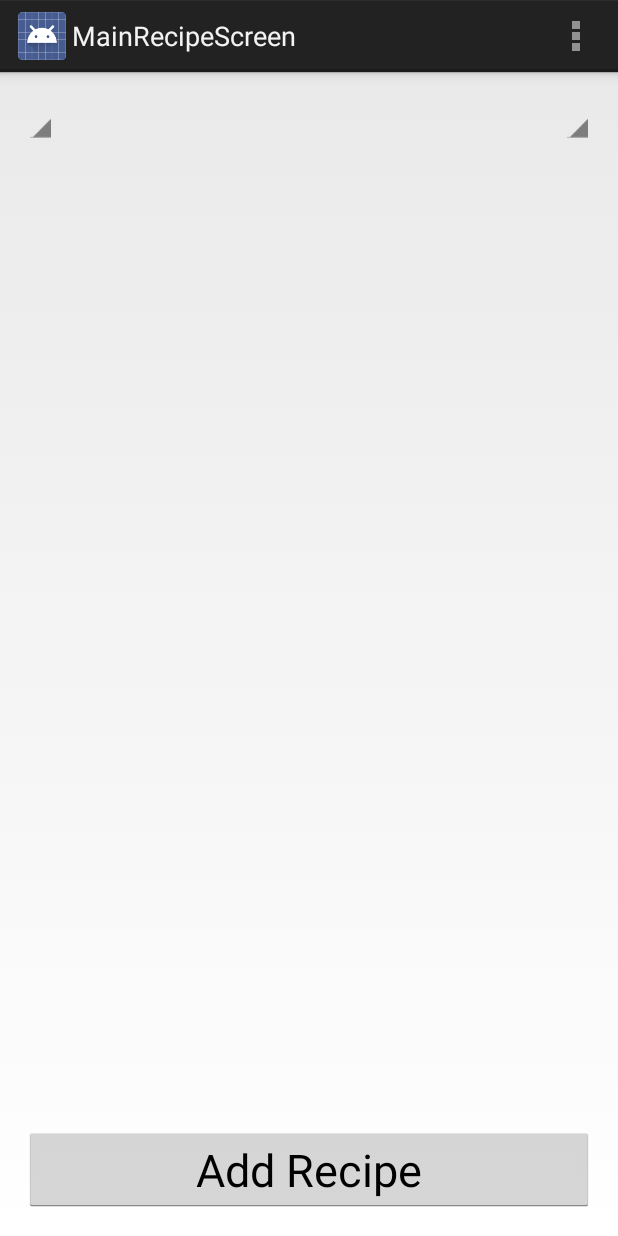
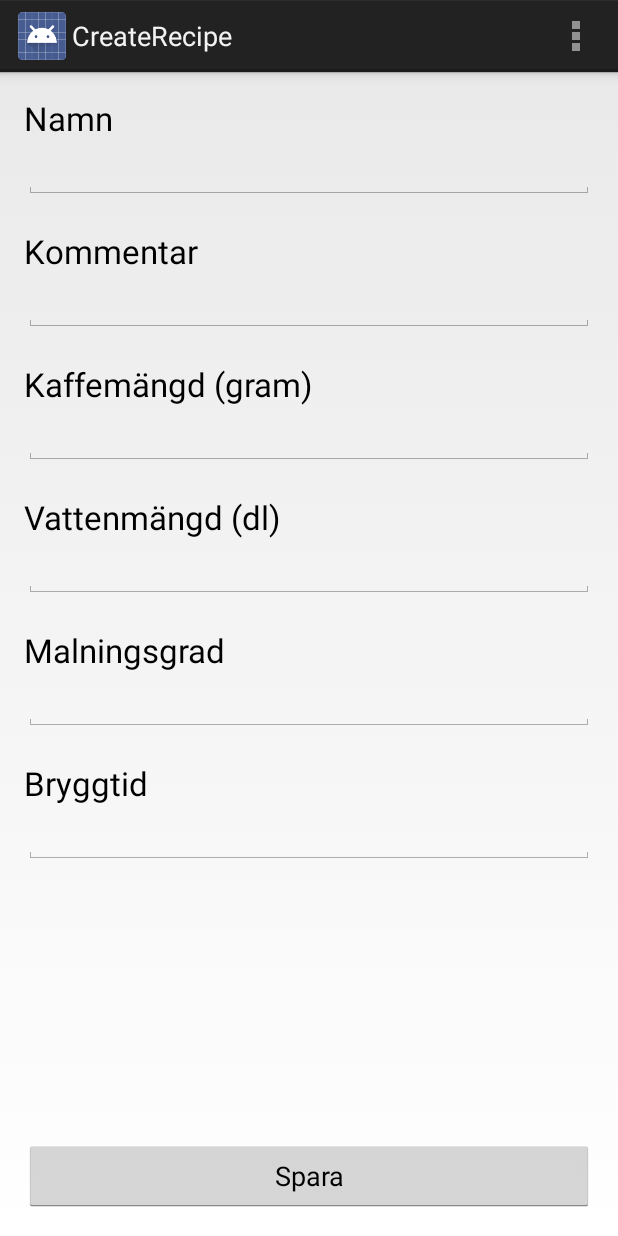
Before and after one commit to Happsson/CoffeeKeeper, an Android app: the screen it shows after launch (MainRecipeScreen before the commit, CreateRecipe after it), on a phone screen of 412 x 824 dp. Run offline under Robolectric (Android 15) with nearby library versions, the phone set to English and light mode, and no system bars.

Commit message:
Added CreateRecipe and started on main functionality

```diff
--- a/app/src/main/AndroidManifest.xml
+++ b/app/src/main/AndroidManifest.xml
@@ -23,6 +23,10 @@
             android:name=".MainRecipeScreen"
             android:label="@string/title_activity_main_recipe_screen" >
         </activity>
+        <activity
+            android:name=".CreateRecipe"
+            android:label="@string/title_activity_create_recipe" >
+        </activity>
     </application>
 
 </manifest>
--- a/app/src/main/java/Dataholder.java
+++ /dev/null
@@ -1,5 +0,0 @@
-/**
- * Created by dudez on 2015-04-07.
- */
-public class Dataholder {
-}
--- /dev/null
+++ b/app/src/main/java/nu/geeks/coffeekeeper/CreateRecipe.java
@@ -0,0 +1,68 @@
+package nu.geeks.coffeekeeper;
+
+import android.app.Activity;
+import android.os.Bundle;
+import android.view.Menu;
+import android.view.MenuItem;
+import android.view.View;
+import android.widget.Button;
+import android.widget.EditText;
+
+
+public class CreateRecipe extends Activity {
+
+    private Button bSave;
+    private EditText eName, eComment, eCoffeAmount, eWaterAmount, eGrindAmount, eBrewtime;
+    private String name, comment, coffeeamount, wateramount, grindamount, brewtime;
+
+    @Override
+    protected void onCreate(Bundle savedInstanceState) {
+        super.onCreate(savedInstanceState);
+        setContentView(R.layout.activity_create_recipe);
+
+        eName = (EditText) findViewById(R.id.eName);
+        eComment = (EditText) findViewById(R.id.eComment);
+        eCoffeAmount = (EditText) findViewById(R.id.eCoffeeamount);
+        eWaterAmount = (EditText) findViewById(R.id.eWateramount);
+        eGrindAmount = (EditText) findViewById(R.id.eGrind);
+        eBrewtime = (EditText) findViewById(R.id.eBrewTime);
+
+        bSave = (Button) findViewById(R.id.bSave);
+
+        listeners();
+
+
+    }
+
+    private void listeners() {
+        bSave.setOnClickListener(new View.OnClickListener() {
+            @Override
+            public void onClick(View v) {
+                //TODO - fixa klart här.
+            }
+        });
+    }
+
+
+    @Override
+    public boolean onCreateOptionsMenu(Menu menu) {
+        // Inflate the menu; this adds items to the action bar if it is present.
+        getMenuInflater().inflate(R.menu.menu_create_recipe, menu);
+        return true;
+    }
+
+    @Override
+    public boolean onOptionsItemSelected(MenuItem item) {
+        // Handle action bar item clicks here. The action bar will
+        // automatically handle clicks on the Home/Up button, so long
+        // as you specify a parent activity in AndroidManifest.xml.
+        int id = item.getItemId();
+
+        //noinspection SimplifiableIfStatement
+        if (id == R.id.action_settings) {
+            return true;
+        }
+
+        return super.onOptionsItemSelected(item);
+    }
+}
--- a/app/src/main/java/nu/geeks/coffeekeeper/MainRecipeScreen.java
+++ b/app/src/main/java/nu/geeks/coffeekeeper/MainRecipeScreen.java
@@ -7,17 +7,23 @@ import android.view.Menu;
 import android.view.MenuItem;
 import android.view.View;
 import android.view.ViewGroup;
+import android.widget.ArrayAdapter;
 import android.widget.Button;
 import android.widget.ListView;
 import android.widget.Spinner;
 import android.widget.SpinnerAdapter;
+import android.widget.TextView;
+
+import java.util.ArrayList;
 
 
 public class MainRecipeScreen extends Activity {
 
     private Button bAddRecipe;
     private ListView listRecipes;
-    private Spinner sSort, sFilter;
+    private Spinner sSort;
+    private ArrayList<String> sortOptions;
+    private ArrayList<Dataholder> recipes;
 
     @Override
     protected void onCreate(Bundle savedInstanceState) {
@@ -32,70 +38,51 @@ public class MainRecipeScreen extends Activity {
         bAddRecipe = (Button) findViewById(R.id.bNewRecipe);
         listRecipes = (ListView) findViewById(R.id.listRecipes);
         sSort = (Spinner) findViewById(R.id.sSort);
-        sFilter = (Spinner) findViewById(R.id.sFilter);
+        recipes = new ArrayList<Dataholder>();
 
-        SpinnerAdapter spinnerAdapter = new SpinnerAdapter() {
+        fillWithExampleRecipes();
 
-            @Override
-            public View getDropDownView(int position, View convertView, ViewGroup parent) {
+        sortOptions = new ArrayList<String>();
+        sortOptions.add("Sort by name");
+        sortOptions.add("Sort by brew time");
+        sortOptions.add("sort by coffee bean");
+        sortOptions.add("sort by favourites");
 
-                return null;
-            }
+        //Create and populate sorting dropdown menu
+        ArrayAdapter<String> sortAdapter = new ArrayAdapter<String>(this, android.R.layout.simple_spinner_item, sortOptions);
+        sortAdapter.setDropDownViewResource(android.R.layout.simple_spinner_dropdown_item);
+        sSort.setAdapter(sortAdapter);
 
-            @Override
-            public void registerDataSetObserver(DataSetObserver observer) {
-
-            }
-
-            @Override
-            public void unregisterDataSetObserver(DataSetObserver observer) {
-
-            }
-
-            @Override
-            public int getCount() {
-                return 0;
-            }
-
-            @Override
-            public Object getItem(int position) {
-                return null;
-            }
-
-            @Override
-            public long getItemId(int position) {
-                return 0;
-            }
-
-            @Override
-            public boolean hasStableIds() {
-                return false;
-            }
-
+        ArrayAdapter<Dataholder> recipeAdapter = new ArrayAdapter<Dataholder>(this, android.R.layout.simple_list_item_2,
+                android.R.id.text1, recipes){
             @Override
             public View getView(int position, View convertView, ViewGroup parent) {
-                return null;
+                View view = super.getView(position, convertView, parent);
+
+                TextView text1 = (TextView) findViewById(android.R.id.text1);
+                TextView text2 = (TextView) findViewById(android.R.id.text2);
+
+                //text1.setText(recipes.get(position).getName());
+                //text2.setText(recipes.get(position).getComment());
+
+                return super.getView(position, convertView, parent);
             }
+        };
 
-            @Override
-            public int getItemViewType(int position) {
-                return 0;
-            }
+    }
 
-            @Override
-            public int getViewTypeCount() {
-                return 0;
-            }
-
-            @Override
-            public boolean isEmpty() {
-                return false;
-            }
+    /**
+     * Fill list with dummy recipes. "ABC", "BCD", "CDE", and so on.
+     */
+    private void fillWithExampleRecipes() {
+        for(int i = 0; i < 15; i++){
+            String name = "" + (char) (65+i) + (char) (66+i) + (char) (67+i);
+            String comment = name;
+            Dataholder recipe = new Dataholder(name);
+           // recipe.setComment(comment);
+            recipes.add(recipe);
         }
     }
-
-
-
 
 
     //TODO - add menu buttons
--- a/app/src/main/java/nu/geeks/coffeekeeper/SplashScreen.java
+++ b/app/src/main/java/nu/geeks/coffeekeeper/SplashScreen.java
@@ -45,8 +45,8 @@ public class SplashScreen extends Activity {
      */
     private void startApplication(){
 
-        Intent intent = new Intent(this, MainRecipeScreen.class);
-
+      //  Intent intent = new Intent(this, MainRecipeScreen.class);
+        Intent intent = new Intent(this, CreateRecipe.class);
         startActivity(intent);
 
     }
--- /dev/null
+++ b/app/src/main/res/layout/activity_create_recipe.xml
@@ -0,0 +1,119 @@
+<RelativeLayout xmlns:android="http://schemas.android.com/apk/res/android"
+    xmlns:tools="http://schemas.android.com/tools" android:layout_width="match_parent"
+    android:layout_height="match_parent" android:paddingLeft="@dimen/activity_horizontal_margin"
+    android:paddingRight="@dimen/activity_horizontal_margin"
+    android:paddingTop="@dimen/activity_vertical_margin"
+    android:paddingBottom="@dimen/activity_vertical_margin"
+    tools:context="nu.geeks.coffeekeeper.CreateRecipe">
+
+    <LinearLayout
+        android:orientation="vertical"
+        android:layout_width="fill_parent"
+        android:layout_height="fill_parent"
+        android:layout_centerHorizontal="true"
+        android:layout_alignParentTop="true">
+
+        <TextView
+            android:layout_width="wrap_content"
+            android:layout_height="wrap_content"
+            android:textAppearance="?android:attr/textAppearanceLarge"
+            android:text="Namn"
+            android:id="@+id/tName" />
+
+        <EditText
+            android:layout_width="match_parent"
+            android:layout_height="wrap_content"
+            android:id="@+id/eName"
+            android:layout_gravity="right" />
+
+        <TextView
+            android:layout_width="wrap_content"
+            android:layout_height="wrap_content"
+            android:textAppearance="?android:attr/textAppearanceLarge"
+            android:text="Kommentar"
+            android:id="@+id/tComment"
+            android:paddingTop="20dp" />
+
+        <EditText
+            android:layout_width="match_parent"
+            android:layout_height="wrap_content"
+            android:inputType="textMultiLine"
+            android:ems="10"
+            android:id="@+id/eComment"
+            android:layout_gravity="center_horizontal" />
+
+        <TextView
+            android:layout_width="wrap_content"
+            android:layout_height="wrap_content"
+            android:textAppearance="?android:attr/textAppearanceLarge"
+            android:text="Kaffemängd (gram)"
+            android:id="@+id/tCoffeeAmount"
+            android:paddingTop="20dp" />
+
+        <EditText
+            android:layout_width="match_parent"
+            android:layout_height="wrap_content"
+            android:inputType="number"
+            android:ems="10"
+            android:id="@+id/eCoffeeamount"
+            android:layout_gravity="center_horizontal" />
+
+        <TextView
+            android:layout_width="wrap_content"
+            android:layout_height="wrap_content"
+            android:textAppearance="?android:attr/textAppearanceLarge"
+            android:text="Vattenmängd (dl)"
+            android:id="@+id/tAmountWater"
+            android:paddingTop="20dp" />
+
+        <EditText
+            android:layout_width="match_parent"
+            android:layout_height="wrap_content"
+            android:inputType="number"
+            android:ems="10"
+            android:id="@+id/eWateramount"
+            android:layout_gravity="center_horizontal" />
+
+        <TextView
+            android:layout_width="wrap_content"
+            android:layout_height="wrap_content"
+            android:textAppearance="?android:attr/textAppearanceLarge"
+            android:text="Malningsgrad"
+            android:id="@+id/tMalning"
+            android:paddingTop="20dp" />
+
+        <EditText
+            android:layout_width="match_parent"
+            android:layout_height="wrap_content"
+            android:inputType="number"
+            android:ems="10"
+            android:id="@+id/eGrind" />
+
+        <TextView
+            android:layout_width="wrap_content"
+            android:layout_height="wrap_content"
+            android:textAppearance="?android:attr/textAppearanceLarge"
+            android:text="Bryggtid"
+            android:id="@+id/tBryggtid1"
+            android:paddingTop="20dp" />
+
+        <EditText
+            android:layout_width="match_parent"
+            android:layout_height="wrap_content"
+            android:inputType="number"
+            android:ems="10"
+            android:id="@+id/eBrewTime"
+            android:layout_gravity="center_horizontal" />
+
+    </LinearLayout>
+
+    <Button
+        android:layout_width="fill_parent"
+        android:layout_height="wrap_content"
+        android:text="Spara"
+        android:id="@+id/bSave"
+        android:layout_gravity="center_horizontal"
+        android:layout_alignParentBottom="true"
+        android:layout_centerHorizontal="true" />
+
+</RelativeLayout>
--- a/app/src/main/res/layout/activity_main_recipe_screen.xml
+++ b/app/src/main/res/layout/activity_main_recipe_screen.xml
@@ -30,14 +30,7 @@
             android:layout_width="wrap_content"
             android:layout_height="wrap_content"
             android:id="@+id/sSort"
-            android:layout_gravity="right|top"
-            android:layout_marginLeft="200dp" />
+            android:layout_gravity="right|top" />
 
-        <Spinner
-            android:layout_width="wrap_content"
-            android:layout_height="wrap_content"
-            android:id="@+id/sFilter"
-            android:layout_gravity="left|top"
-            android:layout_marginRight="200dp" />
     </FrameLayout>
 </RelativeLayout>
--- /dev/null
+++ b/app/src/main/res/menu/menu_create_recipe.xml
@@ -0,0 +1,6 @@
+<menu xmlns:android="http://schemas.android.com/apk/res/android"
+    xmlns:tools="http://schemas.android.com/tools"
+    tools:context="nu.geeks.coffeekeeper.CreateRecipe">
+    <item android:id="@+id/action_settings" android:title="@string/action_settings"
+        android:orderInCategory="100" android:showAsAction="never" />
+</menu>
--- a/app/src/main/res/values/strings.xml
+++ b/app/src/main/res/values/strings.xml
@@ -8,4 +8,5 @@
 <!-- TODO: Remove or change this placeholder text -->
     <string name="hello_blank_fragment">Hello blank fragment</string>
     <string name="title_activity_main_recipe_screen">MainRecipeScreen</string>
+    <string name="title_activity_create_recipe">CreateRecipe</string>
 </resources>
```
